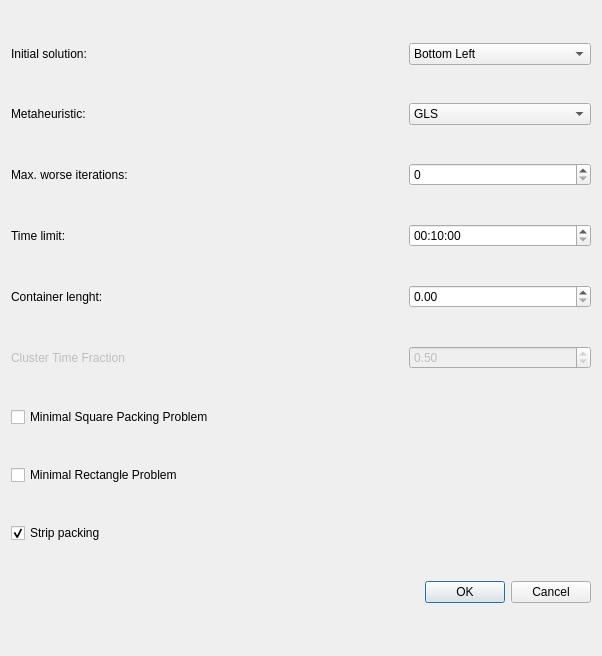
Above: RasterVoronoiPacking/RasterVoronoiPackingGUI/runconfigurationsdialog.ui from aksato/RasterVoronoiPacking before the change. Below: the same form after it.
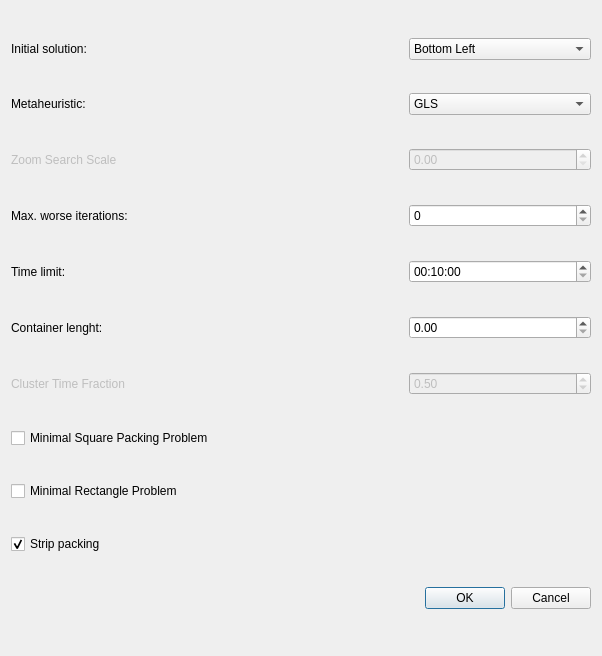
That is the form after the change.

Commit message: Removed rounded double search method.

```diff
--- a/RasterVoronoiPacking/RasterVoronoiPackingGUI/runconfigurationsdialog.ui
+++ b/RasterVoronoiPacking/RasterVoronoiPackingGUI/runconfigurationsdialog.ui
@@ -14,36 +14,21 @@
    <string>Configuration</string>
   </property>
   <layout class="QGridLayout" name="gridLayout">
-   <item row="1" column="2">
-    <widget class="QComboBox" name="comboBox">
-     <property name="currentIndex">
-      <number>1</number>
+   <item row="3" column="2">
+    <widget class="QSpinBox" name="spinBox">
+     <property name="maximum">
+      <number>9999</number>
      </property>
-     <item>
-      <property name="text">
-       <string>None</string>
-      </property>
-     </item>
-     <item>
-      <property name="text">
-       <string>GLS</string>
-      </property>
-     </item>
-     <item>
-      <property name="text">
-       <string>Zoom GLS</string>
-      </property>
-     </item>
     </widget>
    </item>
-   <item row="7" column="0">
-    <widget class="QCheckBox" name="checkBox_3">
+   <item row="3" column="0" colspan="2">
+    <widget class="QLabel" name="label_3">
      <property name="text">
-      <string>Minimal Rectangle Problem</string>
+      <string>Max. worse iterations:</string>
      </property>
     </widget>
    </item>
-   <item row="5" column="2">
+   <item row="6" column="2">
     <widget class="QDoubleSpinBox" name="doubleSpinBox_2">
      <property name="enabled">
       <bool>false</bool>
@@ -59,7 +44,14 @@
      </property>
     </widget>
    </item>
-   <item row="3" column="2">
+   <item row="1" column="0">
+    <widget class="QLabel" name="label">
+     <property name="text">
+      <string>Metaheuristic:</string>
+     </property>
+    </widget>
+   </item>
+   <item row="4" column="2">
     <widget class="QTimeEdit" name="timeEdit">
      <property name="enabled">
       <bool>true</bool>
@@ -82,21 +74,29 @@
      </property>
     </widget>
    </item>
-   <item row="1" column="0">
-    <widget class="QLabel" name="label">
-     <property name="text">
-      <string>Metaheuristic:</string>
+   <item row="1" column="2">
+    <widget class="QComboBox" name="comboBox">
+     <property name="currentIndex">
+      <number>1</number>
      </property>
+     <item>
+      <property name="text">
+       <string>None</string>
+      </property>
+     </item>
+     <item>
+      <property name="text">
+       <string>GLS</string>
+      </property>
+     </item>
+     <item>
+      <property name="text">
+       <string>Zoom GLS</string>
+      </property>
+     </item>
     </widget>
    </item>
-   <item row="2" column="2">
-    <widget class="QSpinBox" name="spinBox">
-     <property name="maximum">
-      <number>9999</number>
-     </property>
-    </widget>
-   </item>
-   <item row="9" column="0" colspan="3">
+   <item row="10" column="0" colspan="3">
     <widget class="QDialogButtonBox" name="buttonBox">
      <property name="orientation">
       <enum>Qt::Horizontal</enum>
@@ -106,30 +106,27 @@
      </property>
     </widget>
    </item>
-   <item row="2" column="0" colspan="2">
-    <widget class="QLabel" name="label_3">
+   <item row="8" column="0">
+    <widget class="QCheckBox" name="checkBox_3">
      <property name="text">
-      <string>Max. worse iterations:</string>
+      <string>Minimal Rectangle Problem</string>
      </property>
     </widget>
    </item>
-   <item row="5" column="0">
-    <widget class="QLabel" name="label_6">
-     <property name="enabled">
-      <bool>false</bool>
-     </property>
+   <item row="7" column="0">
+    <widget class="QCheckBox" name="checkBox_2">
      <property name="text">
-      <string>Cluster Time Fraction</string>
+      <string>Minimal Square Packing Problem</string>
      </property>
     </widget>
    </item>
-   <item row="4" column="2">
-    <widget class="QDoubleSpinBox" name="doubleSpinBox">
+   <item row="4" column="0">
+    <widget class="QLabel" name="label_4">
      <property name="enabled">
       <bool>true</bool>
      </property>
-     <property name="maximum">
-      <double>99999.990000000005239</double>
+     <property name="text">
+      <string>Time limit:</string>
      </property>
     </widget>
    </item>
@@ -155,37 +152,17 @@
      </item>
     </widget>
    </item>
-   <item row="8" column="0" colspan="2">
-    <widget class="QCheckBox" name="checkBox">
-     <property name="enabled">
-      <bool>true</bool>
-     </property>
-     <property name="text">
-      <string>Strip packing</string>
-     </property>
-     <property name="checked">
-      <bool>true</bool>
-     </property>
-    </widget>
-   </item>
-   <item row="3" column="0">
-    <widget class="QLabel" name="label_4">
-     <property name="enabled">
-      <bool>true</bool>
-     </property>
-     <property name="text">
-      <string>Time limit:</string>
-     </property>
-    </widget>
-   </item>
    <item row="6" column="0">
-    <widget class="QCheckBox" name="checkBox_2">
+    <widget class="QLabel" name="label_6">
+     <property name="enabled">
+      <bool>false</bool>
+     </property>
      <property name="text">
-      <string>Minimal Square Packing Problem</string>
+      <string>Cluster Time Fraction</string>
      </property>
     </widget>
    </item>
-   <item row="4" column="0" colspan="2">
+   <item row="5" column="0" colspan="2">
     <widget class="QLabel" name="label_5">
      <property name="enabled">
       <bool>true</bool>
@@ -195,6 +172,29 @@
      </property>
     </widget>
    </item>
+   <item row="5" column="2">
+    <widget class="QDoubleSpinBox" name="doubleSpinBox">
+     <property name="enabled">
+      <bool>true</bool>
+     </property>
+     <property name="maximum">
+      <double>99999.990000000005239</double>
+     </property>
+    </widget>
+   </item>
+   <item row="9" column="0" colspan="2">
+    <widget class="QCheckBox" name="checkBox">
+     <property name="enabled">
+      <bool>true</bool>
+     </property>
+     <property name="text">
+      <string>Strip packing</string>
+     </property>
+     <property name="checked">
+      <bool>true</bool>
+     </property>
+    </widget>
+   </item>
    <item row="0" column="0">
     <widget class="QLabel" name="label_2">
      <property name="text">
@@ -202,6 +202,26 @@
      </property>
     </widget>
    </item>
+   <item row="2" column="2">
+    <widget class="QDoubleSpinBox" name="doubleSpinBox_3">
+     <property name="enabled">
+      <bool>false</bool>
+     </property>
+     <property name="singleStep">
+      <double>0.010000000000000</double>
+     </property>
+    </widget>
+   </item>
+   <item row="2" column="0">
+    <widget class="QLabel" name="label_7">
+     <property name="enabled">
+      <bool>false</bool>
+     </property>
+     <property name="text">
+      <string>Zoom Search Scale</string>
+     </property>
+    </widget>
+   </item>
   </layout>
  </widget>
  <resources/>
```
The commit also changes 17 other files.
